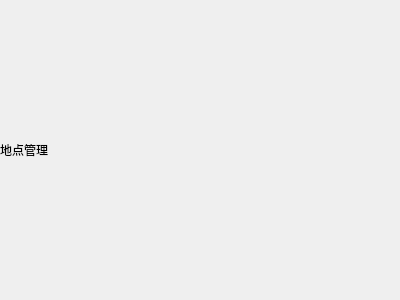
Above: src/ui/forms/location.ui from half-nothing/work-record before the change. Below: the same form after it.
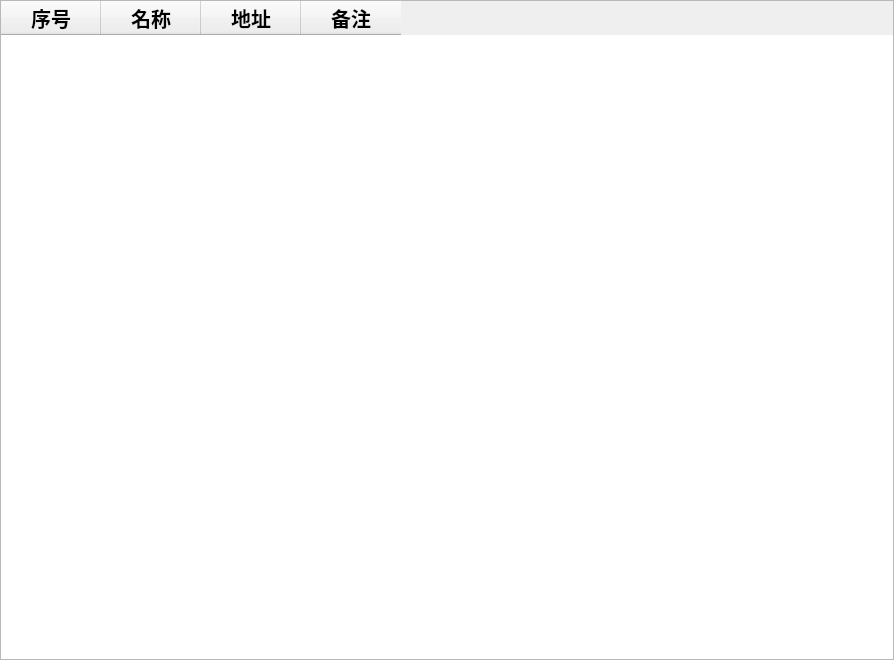
That is the form after the change.

Diff of the .ui file:
```diff
--- a/src/ui/forms/location.ui
+++ b/src/ui/forms/location.ui
@@ -6,8 +6,8 @@
    <rect>
     <x>0</x>
     <y>0</y>
-    <width>400</width>
-    <height>300</height>
+    <width>894</width>
+    <height>660</height>
    </rect>
   </property>
   <property name="windowTitle">
@@ -29,11 +29,70 @@
    <property name="spacing">
     <number>0</number>
    </property>
-   <item row="0" column="0">
-    <widget class="QLabel" name="label">
-     <property name="text">
-      <string>地点管理</string>
+   <item row="0" column="0" rowspan="2">
+    <widget class="QTableWidget" name="locationList">
+     <property name="font">
+      <font>
+       <family>宋体</family>
+      </font>
      </property>
+     <property name="editTriggers">
+      <set>QAbstractItemView::NoEditTriggers</set>
+     </property>
+     <property name="sortingEnabled">
+      <bool>true</bool>
+     </property>
+     <attribute name="verticalHeaderVisible">
+      <bool>false</bool>
+     </attribute>
+     <column>
+      <property name="text">
+       <string>序号</string>
+      </property>
+      <property name="font">
+       <font>
+        <family>宋体</family>
+        <pointsize>15</pointsize>
+        <bold>true</bold>
+       </font>
+      </property>
+     </column>
+     <column>
+      <property name="text">
+       <string>名称</string>
+      </property>
+      <property name="font">
+       <font>
+        <family>宋体</family>
+        <pointsize>15</pointsize>
+        <bold>true</bold>
+       </font>
+      </property>
+     </column>
+     <column>
+      <property name="text">
+       <string>地址</string>
+      </property>
+      <property name="font">
+       <font>
+        <family>宋体</family>
+        <pointsize>15</pointsize>
+        <bold>true</bold>
+       </font>
+      </property>
+     </column>
+     <column>
+      <property name="text">
+       <string>备注</string>
+      </property>
+      <property name="font">
+       <font>
+        <family>宋体</family>
+        <pointsize>15</pointsize>
+        <bold>true</bold>
+       </font>
+      </property>
+     </column>
     </widget>
    </item>
   </layout>
```
